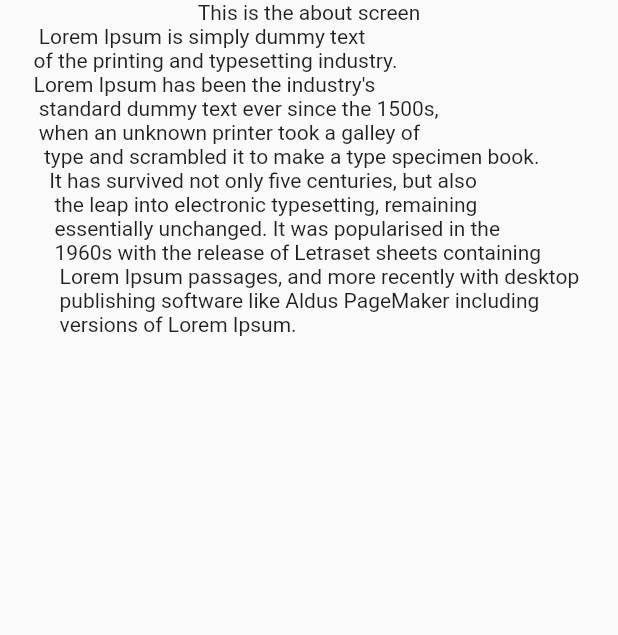
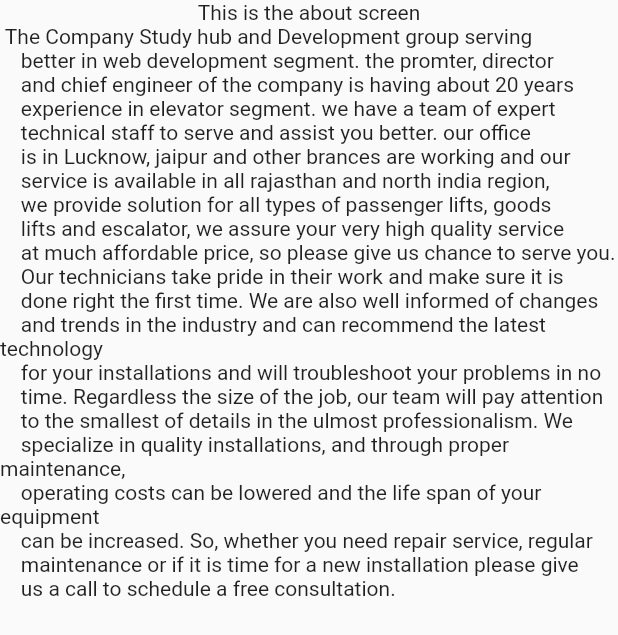
Before and after one commit to helloharendra/Portfolio-Flutter, a Flutter app: the screen it shows after launch, after a tap on "About", on a phone screen of 412 x 824 dp. Shown: the top 635 px of the screen. Run offline on Flutter 3.47's test engine with Material 2 defaults, Android fonts, the phone set to English and light mode, and no system bars; our stand-ins replace carousel_slider, smooth_page_indicator; missing offline and left inert: dart:html.

Commit message:
updated ui

```diff
--- a/lib/constants.dart
+++ b/lib/constants.dart
@@ -1,16 +1,24 @@
 import 'package:flutter/material.dart';
 
-String aboutText = ''' Lorem Ipsum is simply dummy text
-of the printing and typesetting industry.
-Lorem Ipsum has been the industry's
- standard dummy text ever since the 1500s,
- when an unknown printer took a galley of
-  type and scrambled it to make a type specimen book.
-   It has survived not only five centuries, but also
-    the leap into electronic typesetting, remaining
-    essentially unchanged. It was popularised in the
-    1960s with the release of Letraset sheets containing
-     Lorem Ipsum passages, and more recently with desktop
-     publishing software like Aldus PageMaker including
-     versions of Lorem Ipsum.''';
+String aboutText = ''' The Company Study hub and Development group serving
+    better in web development segment. the promter, director
+    and chief engineer of the company is having about 20 years
+    experience in elevator segment. we have a team of expert
+    technical staff to serve and assist you better. our office
+    is in Lucknow, jaipur and other brances are working and our
+    service is available in all rajasthan and north india region,
+    we provide solution for all types of passenger lifts, goods
+    lifts and escalator, we assure your very high quality service
+    at much affordable price, so please give us chance to serve you.
+    Our technicians take pride in their work and make sure it is
+    done right the first time. We are also well informed of changes
+    and trends in the industry and can recommend the latest technology
+    for your installations and will troubleshoot your problems in no
+    time. Regardless the size of the job, our team will pay attention
+    to the smallest of details in the ulmost professionalism. We
+    specialize in quality installations, and through proper maintenance,
+    operating costs can be lowered and the life span of your equipment
+    can be increased. So, whether you need repair service, regular
+    maintenance or if it is time for a new installation please give
+    us a call to schedule a free consultation.''';
 String name1 = 'Harendra';
--- a/lib/homepage_slider.dart
+++ b/lib/homepage_slider.dart
@@ -28,6 +28,7 @@ class _HomepageSliderState extends State<HomepageSlider> {
             itemCount: urlImages.length,
             options: CarouselOptions(
               height: MediaQuery.of(context).size.height * .8,
+
               onPageChanged: (index, reason) {
                 setState(() {
                   activeIndex = index;
--- a/lib/my_homepage.dart
+++ b/lib/my_homepage.dart
@@ -5,6 +5,7 @@ import 'package:portfolio/about.dart';
 import 'package:portfolio/constants.dart';
 import 'package:portfolio/contact.dart';
 import 'package:portfolio/homepage_slider.dart';
+import 'package:portfolio/portfolio.dart';
 import 'package:portfolio/projects.dart';
 
 class MyHomepage extends StatefulWidget {
@@ -19,6 +20,7 @@ class _MyHomepageState extends State<MyHomepage> {
   Widget build(BuildContext context) {
     return Scaffold(
         appBar: AppBar(
+          leading: const Icon(Icons.home),
           backgroundColor: Colors.redAccent,
           title: Row(
             mainAxisAlignment: MainAxisAlignment.end,
@@ -65,6 +67,17 @@ class _MyHomepageState extends State<MyHomepage> {
                     Navigator.push(
                         context,
                         MaterialPageRoute(
+                            builder: (context) => const Portfolio()));
+                  },
+                  child: const Text("Portfolio")),
+              const SizedBox(
+                width: 30,
+              ),
+              GestureDetector(
+                  onTap: () {
+                    Navigator.push(
+                        context,
+                        MaterialPageRoute(
                             builder: (context) => const ProjectsScreen()));
                   },
                   child: const Text("Projects")),
@@ -92,86 +105,85 @@ class _MyHomepageState extends State<MyHomepage> {
               // image: DecorationImage(
               //     image: AssetImage('images/heroCover.jpg'), fit: BoxFit.cover),
               borderRadius: BorderRadius.all(Radius.zero),
-                color: Colors.black),
+            ),
             child: Column(
               children: [
-                HomepageSlider(),
-
-                // Container(
-                //   width: double.infinity,
-                //   height: MediaQuery.of(context).size.height,
-                //   decoration: BoxDecoration(
-                //       border: Border.all(color: Colors.white10, width: 5),
-                //       image: const DecorationImage(
-                //           image: AssetImage('images/hero.png'),
-                //           fit: BoxFit.fitWidth)),
-                //   child: const Column(
-                //     crossAxisAlignment: CrossAxisAlignment.start,
-                //     children: [
-                //       Padding(
-                //         padding: EdgeInsets.all(20.0),
-                //         child: Row(
-                //           children: [
-                //             Text(
-                //               'Port',
-                //               style: TextStyle(
-                //                   color: Colors.white,
-                //                   fontSize: 50,
-                //                   fontWeight: FontWeight.bold),
-                //             ),
-                //             Text(
-                //               'folio',
-                //               style: TextStyle(
-                //                   color: Colors.red,
-                //                   fontSize: 50,
-                //                   fontWeight: FontWeight.bold),
-                //             ),
-                //           ],
-                //         ),
-                //       ),
-                //     ],
-                //   ),
-                // ),
-
+                const HomepageSlider(),
                 const Row(
                   mainAxisAlignment: MainAxisAlignment.spaceBetween,
                   children: [],
                 ),
                 const SizedBox(height: 20),
-                const Text(
-                  'About',
+                const Row(
+                  mainAxisAlignment: MainAxisAlignment.center,
+                  children: [
+                    Text(
+                      'ABOUT',
                       style: TextStyle(
-                      color: Colors.white,
-                      fontSize: 28,
+                          color: Colors.black,
+                          fontSize: 38,
                           fontWeight: FontWeight.bold),
                       textAlign: TextAlign.center,
+                    ),
+                    SizedBox(
+                      width: 20,
+                    ),
+                    Text(
+                      'US',
+                      style: TextStyle(
+                          color: Colors.red,
+                          fontSize: 38,
+                          fontWeight: FontWeight.bold),
+                      textAlign: TextAlign.center,
+                    ),
+                  ],
                 ),
                 const SizedBox(height: 20),
                 Row(
                   mainAxisAlignment: MainAxisAlignment.spaceAround,
                   children: [
+                    Text(
+                      aboutText,
+                      style: const TextStyle(color: Colors.black, fontSize: 16),
+                      textAlign: TextAlign.left,
+                    ),
                     Container(
-                      height: 350,
-                      width: 350,
+                      height: 400,
+                      width: 500,
                       decoration: const BoxDecoration(
                         image: DecorationImage(
+                            fit: BoxFit.cover,
                             image: AssetImage('images/heroCover.jpg')),
-                          borderRadius: BorderRadius.all(Radius.circular(10))),
+                        borderRadius: BorderRadius.all(
+                          Radius.circular(10),
                         ),
-                    Text(
-                      aboutText,
-                      style: const TextStyle(color: Colors.white, fontSize: 16),
-                      textAlign: TextAlign.justify,
+                      ),
                     ),
                   ],
                 ),
-                const Text(
-                  'Our Team',
+                const Row(
+                  mainAxisAlignment: MainAxisAlignment.center,
+                  children: [
+                    Text(
+                      'OUR',
                       style: TextStyle(
-                      color: Colors.white,
-                      fontSize: 28,
+                          color: Colors.black,
+                          fontSize: 38,
                           fontWeight: FontWeight.bold),
                       textAlign: TextAlign.center,
+                    ),
+                    SizedBox(
+                      width: 20,
+                    ),
+                    Text(
+                      'TEAM',
+                      style: TextStyle(
+                          color: Colors.red,
+                          fontSize: 38,
+                          fontWeight: FontWeight.bold),
+                      textAlign: TextAlign.center,
+                    ),
+                  ],
                 ),
                 SingleChildScrollView(
                   scrollDirection: Axis.horizontal,
@@ -188,6 +200,7 @@ class _MyHomepageState extends State<MyHomepage> {
                               width: 350,
                               decoration: const BoxDecoration(
                                   image: DecorationImage(
+                                      fit: BoxFit.cover,
                                       image:
                                           AssetImage('images/heroCover.jpg')),
                                   borderRadius:
@@ -195,7 +208,7 @@ class _MyHomepageState extends State<MyHomepage> {
                             ),
                             Text(
                               name1,
-                              style: const TextStyle(color: Colors.white),
+                              style: const TextStyle(color: Colors.black),
                               textAlign: TextAlign.justify,
                             ),
                           ],
@@ -210,16 +223,17 @@ class _MyHomepageState extends State<MyHomepage> {
                               width: 350,
                               decoration: const BoxDecoration(
                                   image: DecorationImage(
+                                    fit: BoxFit.cover,
                                     image: AssetImage(
                                       'images/heroCover.jpg',
                                     ),
-                                      fit: BoxFit.cover),
+                                  ),
                                   borderRadius:
                                       BorderRadius.all(Radius.circular(10))),
                             ),
                             Text(
                               name1,
-                              style: const TextStyle(color: Colors.white),
+                              style: const TextStyle(color: Colors.black),
                               textAlign: TextAlign.justify,
                             ),
                           ],
@@ -234,6 +248,7 @@ class _MyHomepageState extends State<MyHomepage> {
                               width: 350,
                               decoration: const BoxDecoration(
                                   image: DecorationImage(
+                                      fit: BoxFit.cover,
                                       image: AssetImage(
                                         'images/heroCover.jpg',
                                       )),
@@ -242,7 +257,7 @@ class _MyHomepageState extends State<MyHomepage> {
                             ),
                             Text(
                               name1,
-                              style: const TextStyle(color: Colors.white),
+                              style: const TextStyle(color: Colors.black),
                               textAlign: TextAlign.justify,
                             ),
                           ],
@@ -257,6 +272,7 @@ class _MyHomepageState extends State<MyHomepage> {
                               width: 350,
                               decoration: const BoxDecoration(
                                   image: DecorationImage(
+                                      fit: BoxFit.cover,
                                       image:
                                           AssetImage('images/heroCover.jpg')),
                                   borderRadius:
@@ -264,7 +280,7 @@ class _MyHomepageState extends State<MyHomepage> {
                             ),
                             Text(
                               name1,
-                              style: const TextStyle(color: Colors.white),
+                              style: const TextStyle(color: Colors.black),
                               textAlign: TextAlign.justify,
                             ),
                           ],
@@ -279,6 +295,7 @@ class _MyHomepageState extends State<MyHomepage> {
                               width: 350,
                               decoration: const BoxDecoration(
                                   image: DecorationImage(
+                                      fit: BoxFit.cover,
                                       image:
                                           AssetImage('images/heroCover.jpg')),
                                   borderRadius:
@@ -286,7 +303,7 @@ class _MyHomepageState extends State<MyHomepage> {
                             ),
                             Text(
                               name1,
-                              style: const TextStyle(color: Colors.white),
+                              style: const TextStyle(color: Colors.black),
                               textAlign: TextAlign.justify,
                             ),
                           ],
@@ -294,6 +311,30 @@ class _MyHomepageState extends State<MyHomepage> {
                       )
                     ],
                   ),
+                ),
+                const Row(
+                  mainAxisAlignment: MainAxisAlignment.center,
+                  children: [
+                    Text(
+                      'CONTACT',
+                      style: TextStyle(
+                          color: Colors.black,
+                          fontSize: 38,
+                          fontWeight: FontWeight.bold),
+                      textAlign: TextAlign.center,
+                    ),
+                    SizedBox(
+                      width: 20,
+                    ),
+                    Text(
+                      'US',
+                      style: TextStyle(
+                          color: Colors.red,
+                          fontSize: 38,
+                          fontWeight: FontWeight.bold),
+                      textAlign: TextAlign.center,
+                    ),
+                  ],
                 ),
                 Row(
                   mainAxisAlignment: MainAxisAlignment.center,
```
Also changed, not shown: lib/my_appbar.dart (added, +86 -0 lines), lib/portfolio.dart (added, +49 -0 lines). Lines whose indentation alone changed are shown as unchanged.
